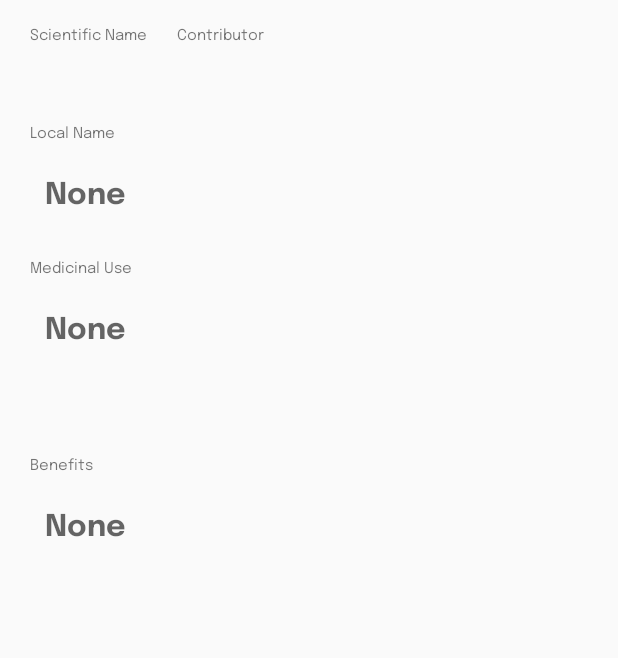
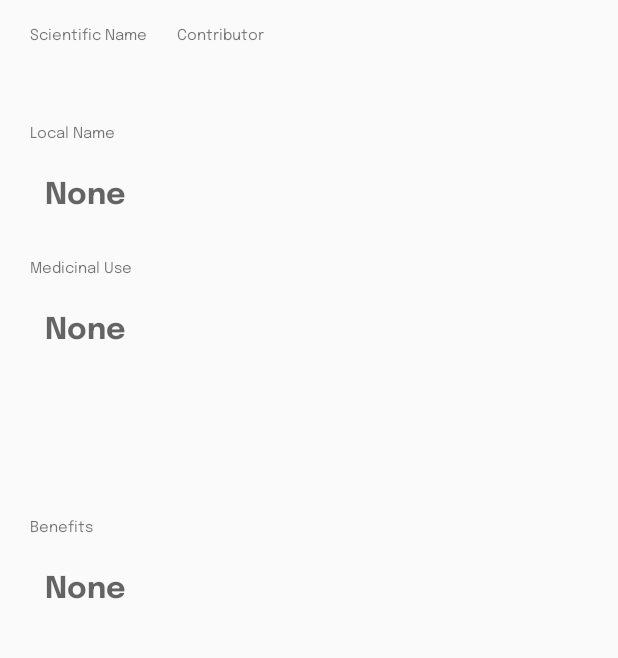
Before and after one commit to bandong-jpc/PlantScanner, an Android app: the ActivityPlant screen opened directly, with no data from a screen before it, on a phone screen of 412 x 824 dp, the part 405-1063 px from its top. Run offline under Robolectric (Android 15) with nearby library versions, the light colour scheme and no system bars; our stand-ins replace Firebase (no records; nobody signed in at launch, a user with empty details on screens opened directly), Picasso; pictures from the network do not load; 1 statement that could not run was skipped.

Commit message:
updated UI and fixed not approved bug

```diff
--- a/app/src/main/java/com/example/plantscanner/ActivityPlantDetails.java
+++ b/app/src/main/java/com/example/plantscanner/ActivityPlantDetails.java
@@ -113,7 +113,7 @@ public class ActivityPlantDetails extends AppCompatActivity {
             public void onComplete(@NonNull Task<DocumentSnapshot> task) {
                 if(task.isSuccessful()){
                     DocumentSnapshot document = task.getResult();
-                    if(document.exists()){
+                    if(document.exists()  && document.getBoolean("approved")){
                         btnContribute.setVisibility(View.INVISIBLE);
                         Log.d("DOCUTAG", "DocumentSnapshot data: " + document.getData());
 
--- a/app/src/main/res/layout/activity_plant.xml
+++ b/app/src/main/res/layout/activity_plant.xml
@@ -132,8 +132,8 @@
             android:gravity="top|left"
             android:hint="None"
             android:inputType="textMultiLine"
-            android:lines="3"
-            android:maxLines="3"
+            android:lines="5"
+            android:maxLines="8"
             android:minWidth="350dp"
             android:padding="10dp"
             android:textSize="20sp" />
@@ -158,8 +158,8 @@
             android:gravity="top|left"
             android:hint="None"
             android:inputType="textMultiLine"
-            android:lines="2"
-            android:maxLines="2"
+            android:lines="5"
+            android:maxLines="8"
             android:minWidth="350dp"
             android:padding="10dp"
             android:textSize="20sp" />
```
